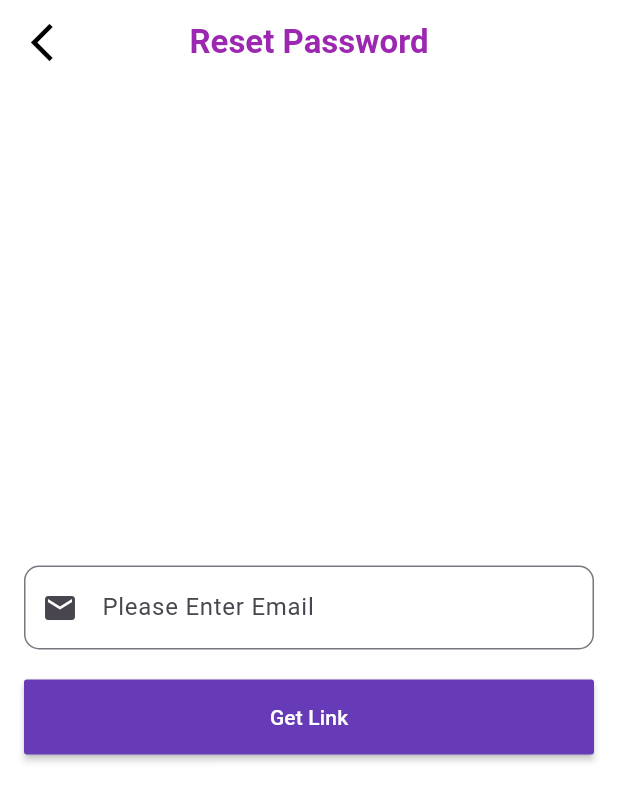
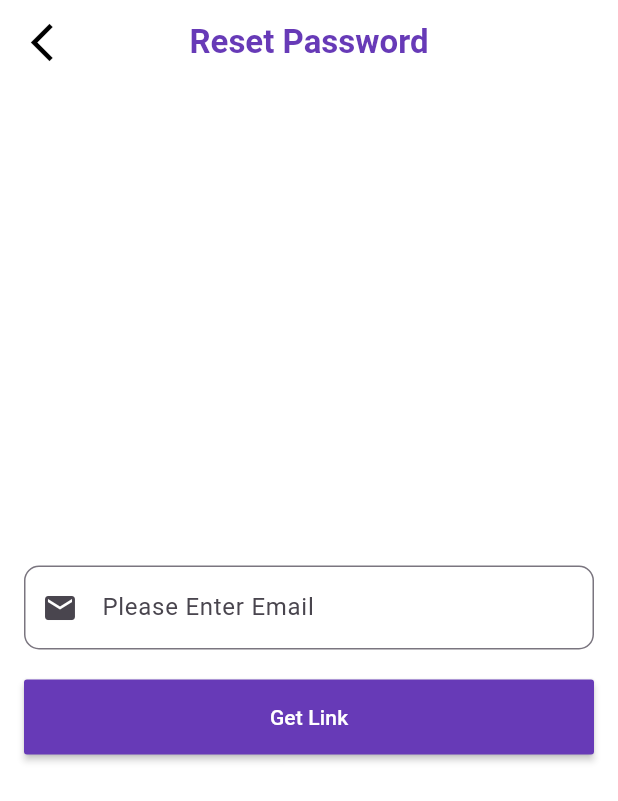
Before and after one commit to asifjahan1/JU-Bus-Route-Tracer, a Flutter app: the ForgotPassword screen opened directly, on a phone screen of 412 x 824 dp. Shown: the top 801 px of the screen. Run offline on Flutter 3.47's test engine with Material 3 defaults, Android fonts, the phone set to English and light mode, and no system bars; our stand-ins replace cloud_firestore, firebase_auth, firebase_core, flutter_riverpod, geolocator, google_fonts and 4 more; missing offline and left inert: flutter_polyline_points; accounts and stored records are empty.

Commit message:
fixed minor issue

```diff
--- a/google_map_demo/lib/pages/forgot_password.dart
+++ b/google_map_demo/lib/pages/forgot_password.dart
@@ -64,12 +64,14 @@ class _ForgotPasswordState extends State<ForgotPassword> {
 
   @override
   Widget build(BuildContext context) {
-    return Scaffold(
+    return Flexible(
+      child: Scaffold(
         backgroundColor: Colors.white,
         appBar: AppBar(
           title: const Text(
             'Reset Password',
-          style: TextStyle(color: Colors.purple, fontWeight: FontWeight.bold),
+            style: TextStyle(
+                color: Colors.deepPurple, fontWeight: FontWeight.bold),
           ),
           centerTitle: true,
           backgroundColor: Colors.transparent,
@@ -117,6 +119,7 @@ class _ForgotPasswordState extends State<ForgotPassword> {
             ],
           ),
         ),
+      ),
     );
   }
 }
```
Lines whose indentation alone changed are shown as unchanged.
